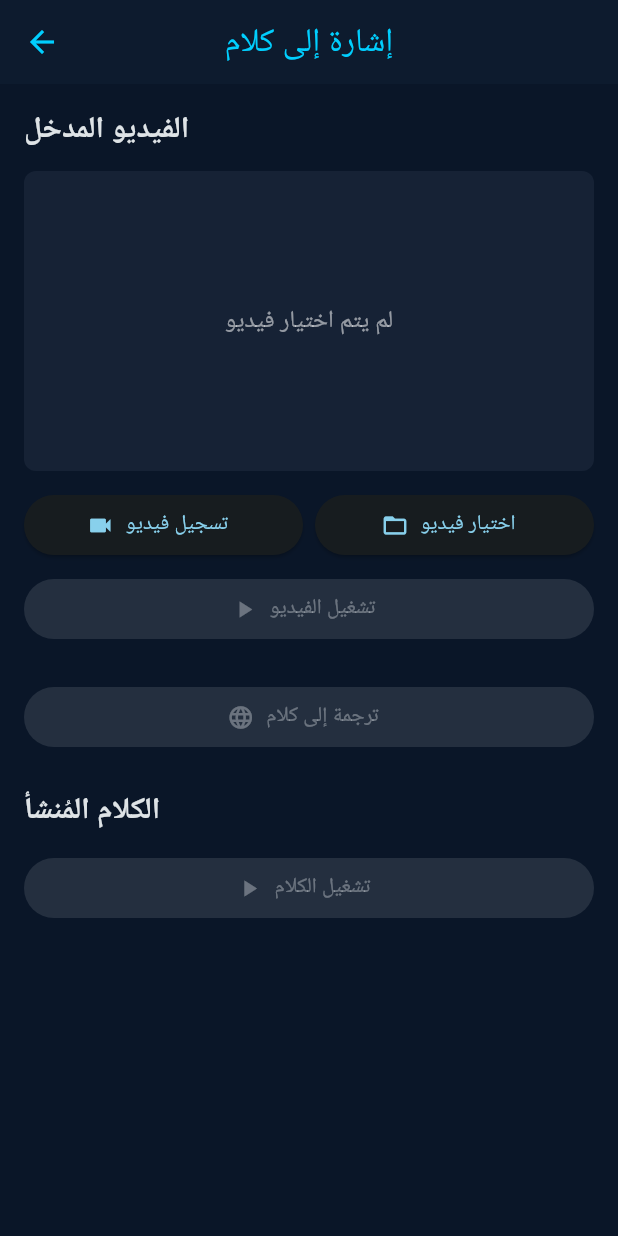
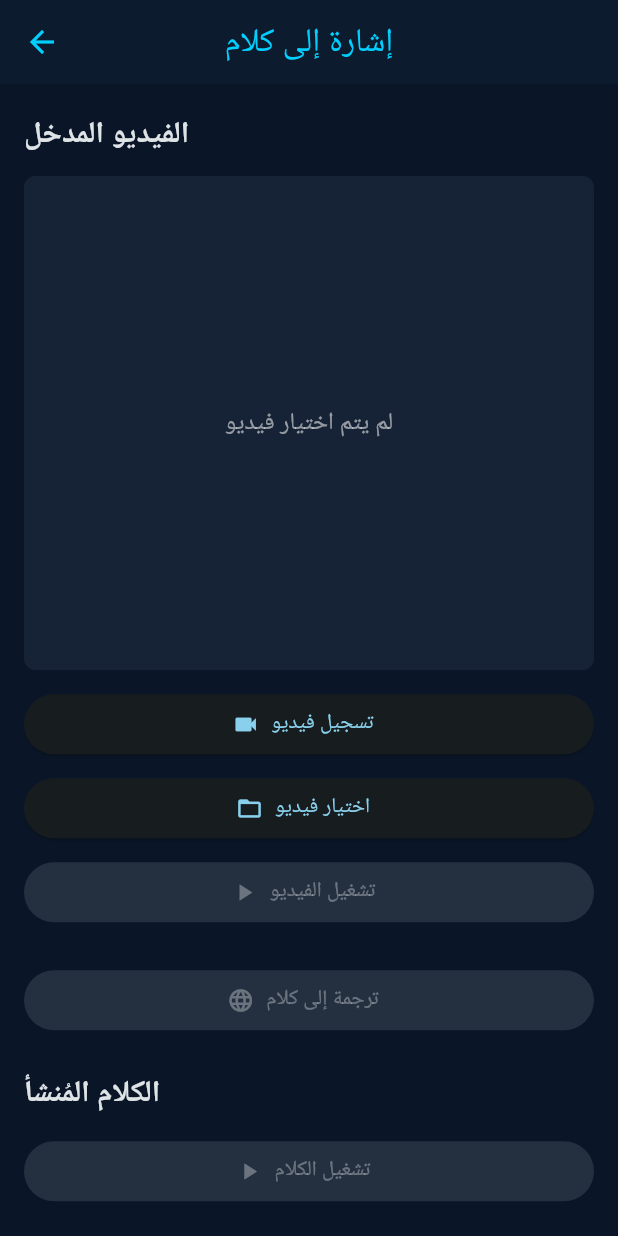
Before and after one commit to SignfyGP/Mobile-App, a Flutter app: the screen it shows after launch, after a tap on "تخطّي", after a tap on "إشارة إلى كلام", on a phone screen of 412 x 824 dp. Run offline on Flutter 3.47's test engine with Material 3 defaults, Android fonts, the phone set to English and light mode, and no system bars; our stand-ins replace audioplayers, camera, image_picker, shared_preferences, video_player; missing offline and left inert: flutter_3d_controller, record.

Commit message:
Refactor UI components for improved layout and responsiveness in onboarding, splash, video to speech, and home header screens

```diff
--- a/lib/screens/onboarding_screen.dart
+++ b/lib/screens/onboarding_screen.dart
@@ -153,8 +153,8 @@ class _SlideView extends StatelessWidget {
 
   @override
   Widget build(BuildContext context) {
-    return Padding(
-      padding: const EdgeInsets.symmetric(horizontal: 32),
+    return SingleChildScrollView(
+      padding: const EdgeInsets.symmetric(horizontal: 32, vertical: 24),
       child: Column(
         mainAxisAlignment: MainAxisAlignment.center,
         children: [
--- a/lib/screens/splash_screen.dart
+++ b/lib/screens/splash_screen.dart
@@ -61,6 +61,8 @@ class _SplashScreenState extends State<SplashScreen>
           opacity: _fadeAnimation,
           child: ScaleTransition(
             scale: _scaleAnimation,
+            child: FittedBox(
+              fit: BoxFit.scaleDown,
               child: Column(
                 mainAxisSize: MainAxisSize.min,
                 children: [
@@ -84,6 +86,7 @@ class _SplashScreenState extends State<SplashScreen>
             ),
           ),
         ),
+      ),
     );
   }
 }
--- a/lib/screens/video_to_speech_screen.dart
+++ b/lib/screens/video_to_speech_screen.dart
@@ -193,8 +193,7 @@ class _VideoToSpeechPageState extends State<VideoToSpeechPage> {
           ));
 
     final response = await http.Response.fromStream(await request.send());
-    if (response.statusCode < 200 || response.statusCode >= 300) {
-      print(response.body);
+    if (response.statusCode != 200) {
       throw Exception('Sign-to-text server returned ${response.statusCode}');
     }
 
@@ -254,18 +253,26 @@ class _VideoToSpeechPageState extends State<VideoToSpeechPage> {
     setState(() => _isPlayingSpeech = true);
   }
 
+  bool get _hasVideo =>
+      _videoController != null && _videoController!.value.isInitialized;
+
   @override
   Widget build(BuildContext context) {
-    final videoController = _videoController;
-    final hasVideo =
-        videoController != null && videoController.value.isInitialized;
     final isArabic = SettingsService.instance.appLanguage == 'ar';
+    final previewHeight =
+        (MediaQuery.of(context).size.height * 0.4).clamp(180.0, 360.0);
 
     return Scaffold(
       appBar: AppBar(title: Text(S.signToSpeechTitle)),
-      body: Padding(
+      body: SafeArea(
+        child: LayoutBuilder(
+          builder: (context, constraints) {
+            final stackSourceButtons = constraints.maxWidth < 480;
+            return Center(
+              child: ConstrainedBox(
+                constraints: const BoxConstraints(maxWidth: 600),
+                child: SingleChildScrollView(
                   padding: const EdgeInsets.all(16),
-        child: SingleChildScrollView(
                   child: Column(
                     crossAxisAlignment: CrossAxisAlignment.stretch,
                     children: [
@@ -275,69 +282,39 @@ class _VideoToSpeechPageState extends State<VideoToSpeechPage> {
                             fontSize: 20, fontWeight: FontWeight.w600),
                       ),
                       const SizedBox(height: 12),
-              if (hasVideo)
-                AspectRatio(
-                  aspectRatio: videoController.value.aspectRatio,
-                  child: VideoPlayer(videoController),
-                )
-              else
-                Container(
-                  height: 200,
-                  decoration: BoxDecoration(
-                    color: const Color(0xFF162235),
-                    borderRadius: BorderRadius.circular(8),
-                  ),
-                  child: Center(
-                    child: Text(
-                      S.noVideoSelected,
-                      style: const TextStyle(
-                          fontSize: 16, color: Colors.white54),
-                    ),
-                  ),
-                ),
+                      _buildVideoPreview(previewHeight),
                       const SizedBox(height: 12),
-              Row(
-                children: [
-                  Expanded(
-                    child: ElevatedButton.icon(
-                      onPressed: _recordNewVideo,
-                      icon: const Icon(Icons.videocam),
-                      label: Text(S.recordVideo),
-                    ),
-                  ),
-                  const SizedBox(width: 8),
-                  Expanded(
-                    child: ElevatedButton.icon(
-                      onPressed: _selectVideoFromGallery,
-                      icon: const Icon(Icons.folder_open),
-                      label: Text(S.selectVideo),
-                    ),
-                  ),
-                ],
-              ),
+                      _buildSourceButtons(stackSourceButtons),
                       const SizedBox(height: 8),
                       ElevatedButton.icon(
-                onPressed: hasVideo ? _toggleVideoPlayback : null,
-                icon: Icon(hasVideo && _isPlayingVideo
+                        onPressed: _hasVideo ? _toggleVideoPlayback : null,
+                        icon: Icon(_hasVideo && _isPlayingVideo
                             ? Icons.pause
                             : Icons.play_arrow),
-                label: Text(hasVideo && _isPlayingVideo
+                        label: Text(
+                          _hasVideo && _isPlayingVideo
                               ? S.pauseVideo
-                    : S.playVideo),
+                              : S.playVideo,
+                          overflow: TextOverflow.ellipsis,
+                        ),
                       ),
                       const SizedBox(height: 24),
                       ElevatedButton.icon(
-                onPressed:
-                    _isTranslating || !hasVideo ? null : _translateToSpeech,
+                        onPressed: _isTranslating || !_hasVideo
+                            ? null
+                            : _translateToSpeech,
                         icon: _isTranslating
                             ? const SizedBox(
                                 width: 20,
                                 height: 20,
-                        child: CircularProgressIndicator(strokeWidth: 2),
+                                child:
+                                    CircularProgressIndicator(strokeWidth: 2),
                               )
                             : const Icon(Icons.language),
                         label: Text(
-                    _isTranslating ? S.translating : S.translateToSpeech),
+                          _isTranslating ? S.translating : S.translateToSpeech,
+                          overflow: TextOverflow.ellipsis,
+                        ),
                       ),
                       const SizedBox(height: 24),
                       Text(
@@ -349,8 +326,9 @@ class _VideoToSpeechPageState extends State<VideoToSpeechPage> {
                         const SizedBox(height: 8),
                         Text(
                           S.translatedLabel(_translatedText!),
-                  textDirection:
-                      isArabic ? TextDirection.rtl : TextDirection.ltr,
+                          textDirection: isArabic
+                              ? TextDirection.rtl
+                              : TextDirection.ltr,
                           style: const TextStyle(fontSize: 14),
                         ),
                       ],
@@ -363,12 +341,77 @@ class _VideoToSpeechPageState extends State<VideoToSpeechPage> {
                             ? Icons.stop_circle
                             : Icons.play_arrow),
                         label: Text(
-                    _isPlayingSpeech ? S.stopSpeech : S.playGeneratedSpeech),
+                          _isPlayingSpeech
+                              ? S.stopSpeech
+                              : S.playGeneratedSpeech,
+                          overflow: TextOverflow.ellipsis,
+                        ),
                       ),
                     ],
                   ),
                 ),
               ),
+            );
+          },
+        ),
+      ),
+    );
+  }
+
+  Widget _buildVideoPreview(double height) {
+    final controller = _videoController;
+    return SizedBox(
+      height: height,
+      width: double.infinity,
+      child: ClipRRect(
+        borderRadius: BorderRadius.circular(8),
+        child: ColoredBox(
+          color: const Color(0xFF162235),
+          // FittedBox-style centering keeps any aspect ratio inside the box
+          // without overflowing, regardless of portrait/landscape source.
+          child: _hasVideo && controller != null
+              ? Center(
+                  child: AspectRatio(
+                    aspectRatio: controller.value.aspectRatio,
+                    child: VideoPlayer(controller),
+                  ),
+                )
+              : Center(
+                  child: Text(
+                    S.noVideoSelected,
+                    style:
+                        const TextStyle(fontSize: 16, color: Colors.white54),
+                  ),
+                ),
+        ),
+      ),
+    );
+  }
+
+  Widget _buildSourceButtons(bool stack) {
+    final record = ElevatedButton.icon(
+      onPressed: _recordNewVideo,
+      icon: const Icon(Icons.videocam),
+      label: Text(S.recordVideo, overflow: TextOverflow.ellipsis),
+    );
+    final select = ElevatedButton.icon(
+      onPressed: _selectVideoFromGallery,
+      icon: const Icon(Icons.folder_open),
+      label: Text(S.selectVideo, overflow: TextOverflow.ellipsis),
+    );
+
+    if (stack) {
+      return Column(
+        crossAxisAlignment: CrossAxisAlignment.stretch,
+        children: [record, const SizedBox(height: 8), select],
+      );
+    }
+    return Row(
+      children: [
+        Expanded(child: record),
+        const SizedBox(width: 8),
+        Expanded(child: select),
+      ],
     );
   }
 }
@@ -421,7 +464,8 @@ class _CameraRecorderPageState extends State<CameraRecorderPage> {
   Widget build(BuildContext context) {
     return Scaffold(
       appBar: AppBar(title: Text(S.recordVideoTitle)),
-      body: FutureBuilder<void>(
+      body: SafeArea(
+        child: FutureBuilder<void>(
           future: _initFuture,
           builder: (context, snapshot) {
             if (snapshot.connectionState != ConnectionState.done) {
@@ -429,11 +473,15 @@ class _CameraRecorderPageState extends State<CameraRecorderPage> {
             }
             return Column(
               children: [
-              Expanded(child: CameraPreview(_cameraController)),
+                Expanded(
+                  child: Center(child: CameraPreview(_cameraController)),
+                ),
                 Padding(
                   padding: const EdgeInsets.all(16),
-                child: Row(
-                  mainAxisAlignment: MainAxisAlignment.spaceEvenly,
+                  child: Wrap(
+                    alignment: WrapAlignment.spaceEvenly,
+                    spacing: 12,
+                    runSpacing: 12,
                     children: [
                       ElevatedButton.icon(
                         onPressed: _toggleRecording,
@@ -464,6 +512,7 @@ class _CameraRecorderPageState extends State<CameraRecorderPage> {
             );
           },
         ),
+      ),
     );
   }
 }
--- a/lib/widgets/home_header.dart
+++ b/lib/widgets/home_header.dart
@@ -34,7 +34,8 @@ class HomeHeader extends StatelessWidget {
           ),
         ),
         const SizedBox(width: 16),
-        Column(
+        Expanded(
+          child: Column(
             crossAxisAlignment: CrossAxisAlignment.start,
             children: [
               ShaderMask(
@@ -43,6 +44,8 @@ class HomeHeader extends StatelessWidget {
                 ).createShader(bounds),
                 child: const Text(
                   AppConfig.appName,
+                  maxLines: 1,
+                  overflow: TextOverflow.ellipsis,
                   style: TextStyle(
                     fontSize: 28,
                     fontWeight: FontWeight.w800,
@@ -53,6 +56,8 @@ class HomeHeader extends StatelessWidget {
               ),
               const Text(
                 AppConfig.description,
+                maxLines: 2,
+                overflow: TextOverflow.ellipsis,
                 style: TextStyle(
                   fontSize: 13,
                   color: AppColors.secondaryText,
@@ -61,6 +66,7 @@ class HomeHeader extends StatelessWidget {
               ),
             ],
           ),
+        ),
       ],
     );
   }
```
Lines whose indentation alone changed are shown as unchanged.
